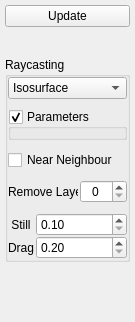
The window that drishti/raycastmenu.ui (nci/drishti) describes before a commit, drawn with Qt 5.
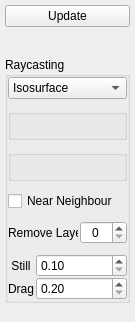
The same window after the commit.

Commit message: raylength parameter for full raycast

The edit to the form file:
```diff
--- a/drishti/raycastmenu.ui
+++ b/drishti/raycastmenu.ui
@@ -119,10 +119,37 @@
       <item>
        <widget class="QGroupBox" name="lightBox">
         <property name="title">
-         <string>Parameters</string>
+         <string/>
+        </property>
+        <layout class="QVBoxLayout" name="verticalLayout_4">
+         <property name="spacing">
+          <number>0</number>
+         </property>
+         <property name="leftMargin">
+          <number>0</number>
+         </property>
+         <property name="topMargin">
+          <number>0</number>
+         </property>
+         <property name="rightMargin">
+          <number>0</number>
+         </property>
+         <property name="bottomMargin">
+          <number>0</number>
+         </property>
+         <item>
+          <layout class="QVBoxLayout" name="popupRay"/>
+         </item>
+        </layout>
+       </widget>
+      </item>
+      <item>
+       <widget class="QGroupBox" name="surfaceBox">
+        <property name="title">
+         <string/>
         </property>
         <property name="checkable">
-         <bool>true</bool>
+         <bool>false</bool>
         </property>
         <layout class="QVBoxLayout" name="verticalLayout_9">
          <property name="spacing">
```
Left out of the diff: 2 changed lines with no effect on the pictures. The commit also changes 6 other files.
